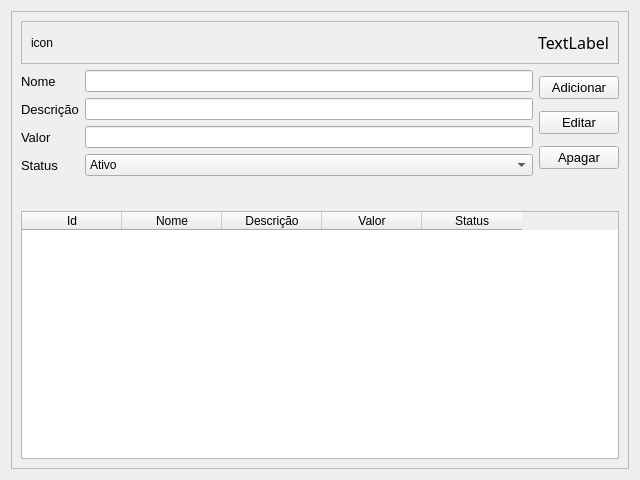
Old version of the form view/components/Dish.ui in the repository Wth10/System-Programmer.
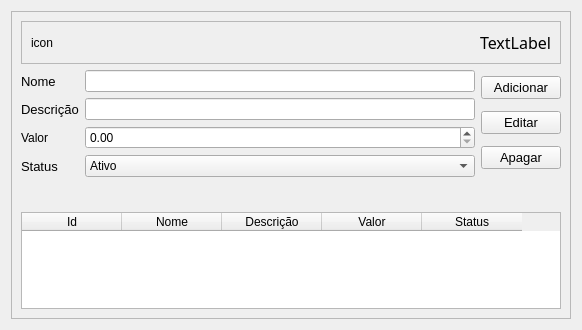
New version of the form.

The edit to the form file:
```diff
--- a/view/components/Dish.ui
+++ b/view/components/Dish.ui
@@ -6,8 +6,8 @@
    <rect>
     <x>0</x>
     <y>0</y>
-    <width>640</width>
-    <height>480</height>
+    <width>582</width>
+    <height>330</height>
    </rect>
   </property>
   <property name="windowTitle">
@@ -119,7 +119,7 @@
              </property>
             </widget>
            </item>
-           <item row="1" column="0">
+           <item row="6" column="0">
             <widget class="QLabel" name="descriOLabel">
              <property name="font">
               <font>
@@ -132,7 +132,7 @@
              </property>
             </widget>
            </item>
-           <item row="1" column="1">
+           <item row="6" column="1">
             <widget class="QLineEdit" name="InputDescription">
              <property name="maximumSize">
               <size>
@@ -147,35 +147,14 @@
              </property>
             </widget>
            </item>
-           <item row="2" column="0">
+           <item row="7" column="0">
             <widget class="QLabel" name="valorLabel">
-             <property name="font">
-              <font>
-               <family>Arial</family>
-               <pointsize>10</pointsize>
-              </font>
-             </property>
              <property name="text">
               <string>Valor</string>
              </property>
             </widget>
            </item>
-           <item row="2" column="1">
-            <widget class="QLineEdit" name="InputPrice">
-             <property name="maximumSize">
-              <size>
-               <width>450</width>
-               <height>16777215</height>
-              </size>
-             </property>
-             <property name="font">
-              <font>
-               <family>Arial</family>
-              </font>
-             </property>
-            </widget>
-           </item>
-           <item row="3" column="0">
+           <item row="8" column="0">
             <widget class="QLabel" name="statusLabel">
              <property name="font">
               <font>
@@ -188,7 +167,7 @@
              </property>
             </widget>
            </item>
-           <item row="3" column="1">
+           <item row="8" column="1">
             <widget class="QComboBox" name="InputStatus">
              <property name="maximumSize">
               <size>
@@ -213,6 +192,16 @@
              </item>
             </widget>
            </item>
+           <item row="7" column="1">
+            <widget class="QDoubleSpinBox" name="InputPrice">
+             <property name="maximumSize">
+              <size>
+               <width>450</width>
+               <height>16777215</height>
+              </size>
+             </property>
+            </widget>
+           </item>
           </layout>
          </item>
          <item>
```
